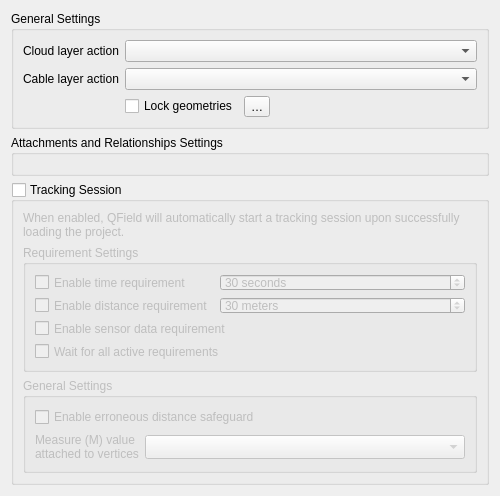
opengisch/qfieldsync, file qfieldsync/ui/map_layer_config_widget.ui: the form before one commit.
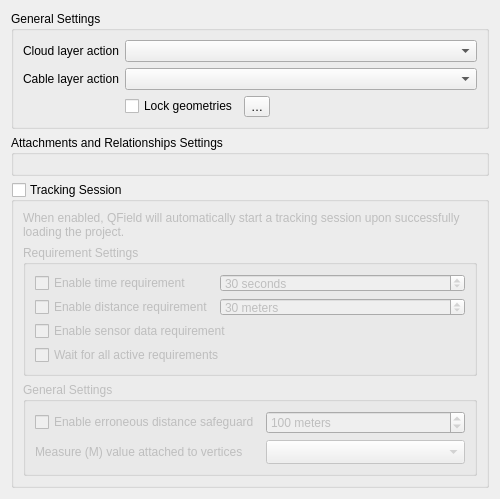
The form after the commit. Custom widgets are drawn as their Qt base class.

Commit message: Add missing maximum distance (in meters) UI

What changed in the file:
```diff
--- a/qfieldsync/ui/map_layer_config_widget.ui
+++ b/qfieldsync/ui/map_layer_config_widget.ui
@@ -217,13 +217,41 @@
           <string>General Settings</string>
          </property>
          <layout class="QGridLayout" name="trackingGeneralSettingsLayout">
-          <item row="0" column="0" colspan="2">
+          <item row="0" column="0">
            <widget class="QCheckBox" name="erroneousDistanceSafeguardCheckBox">
             <property name="text">
              <string>Enable erroneous distance safeguard</string>
             </property>
            </widget>
           </item>
+          <item row="0" column="1">
+           <widget class="QgsSpinBox" name="erroneousDistanceSafeguardMaximumMetersSpinBox">
+            <property name="sizePolicy">
+             <sizepolicy hsizetype="Expanding" vsizetype="Fixed">
+              <horstretch>1</horstretch>
+              <verstretch>0</verstretch>
+             </sizepolicy>
+            </property>
+            <property name="suffix">
+             <string> meters</string>
+            </property>
+            <property name="minimum">
+             <number>1</number>
+            </property>
+            <property name="maximum">
+             <number>1000</number>
+            </property>
+            <property name="value">
+             <number>100</number>
+            </property>
+            <property name="showClearButton">
+             <bool>true</bool>
+            </property>
+            <property name="clearValue">
+             <number>100</number>
+            </property>
+           </widget>
+          </item>
           <item row="1" column="0">
            <widget class="QLabel" name="measurementTypeLabel">
             <property name="text">
```
The commit also changes 1 other file.
